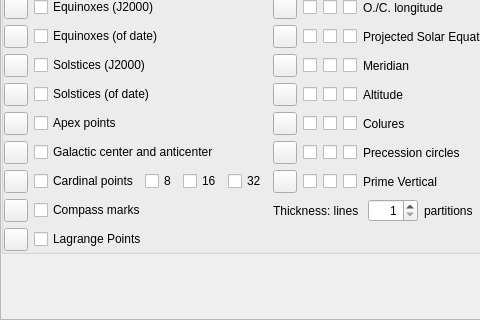
Before: the Qt Designer form src/gui/viewDialog.ui in Stellarium/stellarium, drawn with Qt 5; both pictures show x 0 to 480 and y 356 to 676 of the 927 by 676 pixel window.
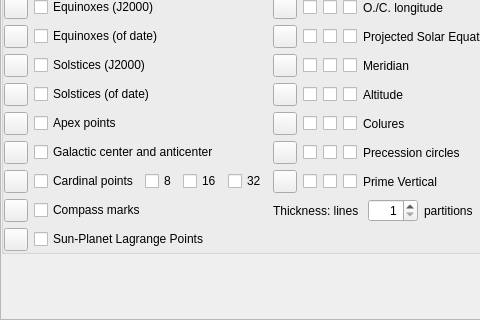
After: the same form once the commit is applied. The open tabs and pages were chosen to show the change. Icons and pictures are not drawn. Custom widgets are drawn as their Qt base class.

Commit message: Rename to Lagrange Solar

The edit to the form file:
```diff
--- a/src/gui/viewDialog.ui
+++ b/src/gui/viewDialog.ui
@@ -4081,7 +4081,7 @@
                   <string>Lagrange points L4 and L5</string>
                  </property>
                  <property name="text">
-                  <string>Lagrange Points</string>
+                  <string>Sun-Planet Lagrange Points</string>
                  </property>
                 </widget>
                </item>
```
Left out of the diff: 8 changed lines with no effect on the pictures. The commit also changes 3 other files.
